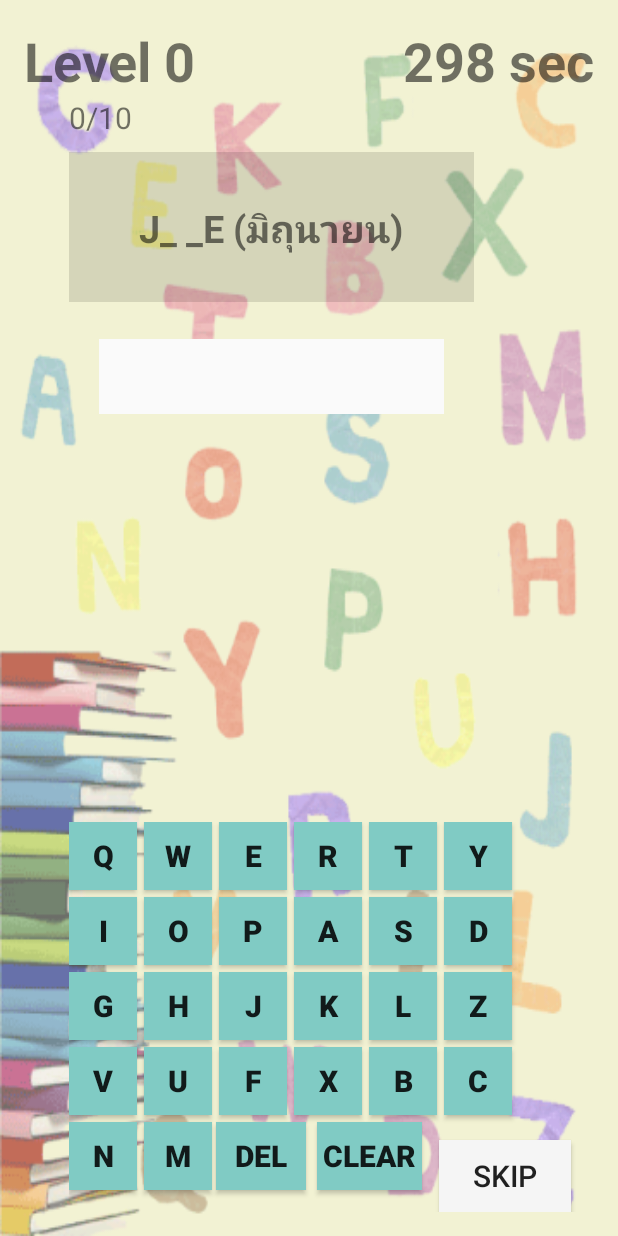
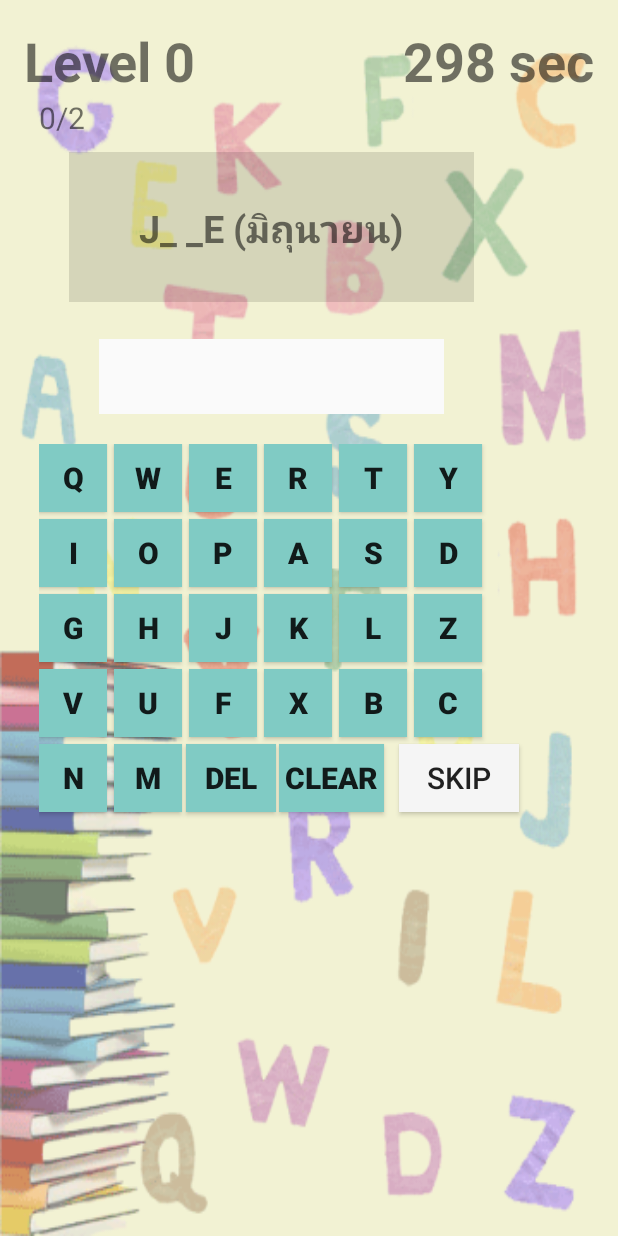
Before and after one commit to preeyakamon/hiddinword, an Android app: the playable screen opened directly, with no data from a screen before it, on a phone screen of 412 x 824 dp. Run offline under Robolectric (Android 15) with nearby library versions, the phone set to English and light mode, and no system bars.

Commit message:
เตรียมพรี ล่าสุด 11/06/2017

```diff
--- a/app/build.gradle
+++ b/app/build.gradle
@@ -8,8 +8,8 @@ android {
         applicationId "apprtc.preeyakamon.hiddinword"
         minSdkVersion 10
         targetSdkVersion 21
-        versionCode 2
-        versionName "2.0"
+        versionCode 4
+        versionName "4.0"
     }
 
     compileOptions {
--- a/app/src/main/AndroidManifest.xml
+++ b/app/src/main/AndroidManifest.xml
@@ -4,7 +4,7 @@
 
     <application
         android:allowBackup="true"
-        android:icon="@drawable/win1"
+        android:icon="@drawable/icon5"
         android:label="@string/app_name"
         android:screenOrientation="portrait"
         android:theme="@style/AppTheme">
--- a/app/src/main/java/apprtc/preeyakamon/hiddinword/Authen.java
+++ b/app/src/main/java/apprtc/preeyakamon/hiddinword/Authen.java
@@ -1,5 +1,7 @@
 package apprtc.preeyakamon.hiddinword;
 
+import android.app.AlertDialog;
+import android.content.DialogInterface;
 import android.content.Intent;
 import android.content.SharedPreferences;
 import android.database.Cursor;
@@ -164,7 +166,6 @@ public class Authen extends ActionBarActivity implements View.OnClickListener {
     }   // userCheck
 
 
-
     private boolean checkUser() {
 
         boolean result;
@@ -214,5 +215,4 @@ public class Authen extends ActionBarActivity implements View.OnClickListener {
         return result;
     }
 
-
 }   // Main Class
--- a/app/src/main/java/apprtc/preeyakamon/hiddinword/Menu.java
+++ b/app/src/main/java/apprtc/preeyakamon/hiddinword/Menu.java
@@ -81,5 +81,6 @@ public class Menu extends ActionBarActivity {
     public void onBackPressed(){
         Intent intent = new Intent(Menu.this, Authen.class);
         startActivity(intent);
+        finish();
     }
 }
--- a/app/src/main/java/apprtc/preeyakamon/hiddinword/MyOpenHelper.java
+++ b/app/src/main/java/apprtc/preeyakamon/hiddinword/MyOpenHelper.java
@@ -91,7 +91,7 @@ public class MyOpenHelper extends SQLiteOpenHelper {
         Cursor c = null;
         String _id = spf.getString("idUser", "");
 //        String sql = "SELECT * FROM statisticTABLE WHERE _id = '" + _id + "' Order by score desc LIMIT 10";
-        String sql = "SELECT * FROM statisticTABLE Order by score asc LIMIT 10";
+        String sql = "SELECT * FROM statisticTABLE Order by score desc LIMIT 10";
         Log.d("StatisticLog", sql);
         try {
             c = db.rawQuery(sql, null);
--- a/app/src/main/java/apprtc/preeyakamon/hiddinword/playable.java
+++ b/app/src/main/java/apprtc/preeyakamon/hiddinword/playable.java
@@ -53,13 +53,13 @@ public class playable extends ActionBarActivity {
         tvScore = (TextView) findViewById(R.id.tvScore);
 
         // initial.
-        ints = new int[]{10, 20, 3}; // จำนวนข้อที่ต้องตอบให้ถูกในแต่ละ level โดยเรียงจาก level 1 2 3 ตามลำดับ
+        ints = new int[]{2, 3, 4}; // จำนวนข้อที่ต้องตอบให้ถูกในแต่ละ level โดยเรียงจาก level 1 2 3 ตามลำดับ
         timeInts = new int[]{300, 240, 180};
 
         // get Level i.e. 1, 2 or 3
         currentLevel = getCurrentLevel();
         intIndex = currentLevel > 0 ? currentLevel - 1 : 0;
-        Log.d("Apimun", "Index: " + intIndex);
+        Log.d("poon", "Index: " + intIndex);
         /* set index for find question array. ใช้ if แบบสั้นหมายความว่า
         ถ้า currentLevel > 0 ให้ intIndex = currentLevel - 1
         แต่ถ้าเท่ากับ 0 หรือน้อยกว่า ให้ intIndex = 0 */
--- a/app/src/main/res/layout/activity_authen.xml
+++ b/app/src/main/res/layout/activity_authen.xml
@@ -5,7 +5,7 @@
     android:id="@+id/activity_authen"
     android:layout_width="match_parent"
     android:layout_height="match_parent"
-    android:background="@drawable/mybg"
+    android:background="@drawable/login1"
     android:paddingBottom="@dimen/activity_vertical_margin"
     android:paddingLeft="@dimen/activity_horizontal_margin"
     android:paddingRight="@dimen/activity_horizontal_margin"
@@ -48,7 +48,7 @@
         android:layout_height="wrap_content"
         android:layout_centerHorizontal="true"
         android:layout_marginTop="40dp"
-        android:background="#82ffffff"
+        android:background="@color/background_material_light"
         android:orientation="vertical"
         android:padding="20dp">
 
--- a/app/src/main/res/layout/activity_play.xml
+++ b/app/src/main/res/layout/activity_play.xml
@@ -13,11 +13,10 @@
 
     <FrameLayout
         android:id="@+id/all"
-        android:layout_width="350dp"
-        android:layout_height="260dp"
-        android:layout_alignParentBottom="true"
-        android:layout_alignParentRight="true"
-        android:layout_alignParentEnd="true">
+        android:layout_width="400dp"
+        android:layout_height="300dp"
+        android:layout_marginTop="280dp"
+        android:layout_marginLeft="10dp">
 
         <Button
             android:id="@+id/btnQ_p"
@@ -250,18 +249,6 @@
             android:textStyle="bold" />
 
         <Button
-            android:id="@+id/btnCLE_p"
-            android:layout_width="70dp"
-            android:layout_height="45dp"
-            android:layout_marginLeft="165dp"
-            android:layout_marginTop="200dp"
-            android:background="@color/accent_material_dark"
-            android:onClick="onClickClear"
-            android:text="Clear"
-            android:textSize="20dp"
-            android:textStyle="bold" />
-
-        <Button
             android:id="@+id/btnD_p"
             android:layout_width="45dp"
             android:layout_height="45dp"
@@ -344,6 +331,18 @@
             android:textSize="20dp"
             android:textStyle="bold" />
 
+        <Button
+            android:id="@+id/btnCLE_p"
+            android:layout_width="70dp"
+            android:layout_height="45dp"
+            android:layout_marginLeft="160dp"
+            android:layout_marginTop="200dp"
+            android:background="@color/accent_material_dark"
+            android:onClick="onClickClear"
+            android:text="Clear"
+            android:textSize="20dp"
+            android:textStyle="bold" />
+
     </FrameLayout>
 
     <TextView
@@ -403,16 +402,15 @@
 
     <Button
         android:id="@+id/btnSkip"
-        android:layout_width="wrap_content"
-        android:layout_height="wrap_content"
+        android:layout_width="80dp"
+        android:layout_height="45dp"
         android:background="?attr/colorPrimary"
         android:textSize="20dp"
         android:text="Skip"
-        android:layout_alignParentBottom="true"
-        android:layout_alignParentRight="true"
-        android:layout_alignParentEnd="true"
-        android:layout_marginRight="15dp"
-        android:layout_marginEnd="15dp" />
+        android:layout_marginRight="12dp"
+        android:layout_marginEnd="12dp"
+        android:layout_marginLeft="250dp"
+        android:layout_marginTop="480dp"/>
 
     <EditText
         android:id="@+id/etAns_p"
```
Also changed, not shown: app/src/main/res/values/questions.xml (+7 -7 lines), app/src/main/res/drawable-xhdpi/icon5.png (added), app/src/main/res/drawable-xhdpi/login1.png (added).
